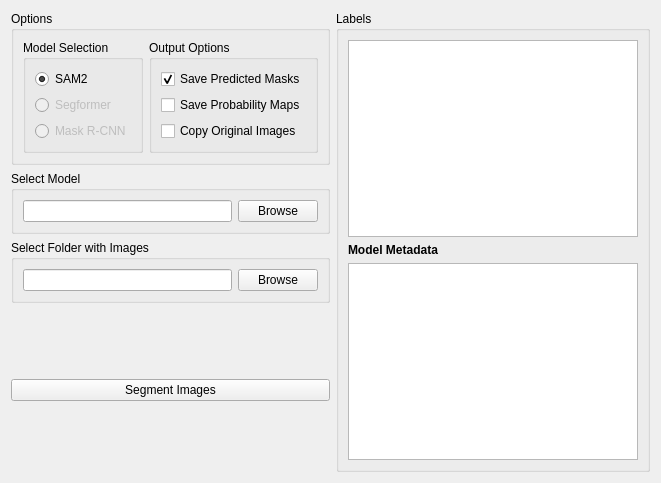
Qt form src/GRIME_AI/dialogs/ML_image_processing/segment_images_tab.ui (JohnStranzl/GRIME-AI) before a commit.
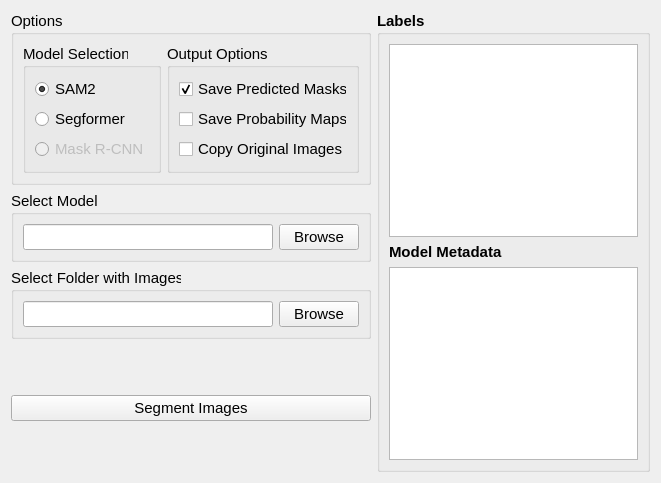
The same form after that commit.

The edit to the form file:
```diff
--- a/src/GRIME_AI/dialogs/ML_image_processing/segment_images_tab.ui
+++ b/src/GRIME_AI/dialogs/ML_image_processing/segment_images_tab.ui
@@ -24,6 +24,12 @@
          <height>0</height>
         </size>
        </property>
+       <property name="font">
+        <font>
+         <family>Arial</family>
+         <pointsize>11</pointsize>
+        </font>
+       </property>
        <property name="title">
         <string>Options</string>
        </property>
@@ -32,12 +38,24 @@
          <layout class="QHBoxLayout" name="horizontalLayoutOptions">
           <item>
            <widget class="QGroupBox" name="groupBox_modelSelection_segment">
+            <property name="font">
+             <font>
+              <family>Arial</family>
+              <pointsize>11</pointsize>
+             </font>
+            </property>
             <property name="title">
              <string>Model Selection</string>
             </property>
             <layout class="QVBoxLayout" name="verticalLayout_modelSelection_segment">
              <item>
               <widget class="QRadioButton" name="radioButton_segment_model_sam2">
+               <property name="font">
+                <font>
+                 <family>Arial</family>
+                 <pointsize>11</pointsize>
+                </font>
+               </property>
                <property name="text">
                 <string>SAM2</string>
                </property>
@@ -49,7 +67,13 @@
              <item>
               <widget class="QRadioButton" name="radioButton_segment_model_segformer">
                <property name="enabled">
-                <bool>false</bool>
+                <bool>true</bool>
+               </property>
+               <property name="font">
+                <font>
+                 <family>Arial</family>
+                 <pointsize>11</pointsize>
+                </font>
                </property>
                <property name="text">
                 <string>Segformer</string>
@@ -61,6 +85,12 @@
                <property name="enabled">
                 <bool>false</bool>
                </property>
+               <property name="font">
+                <font>
+                 <family>Arial</family>
+                 <pointsize>11</pointsize>
+                </font>
+               </property>
                <property name="toolTip">
                 <string extracomment="This model is not yet fully implemented."/>
                </property>
@@ -74,12 +104,24 @@
           </item>
           <item>
            <widget class="QGroupBox" name="groupBox_outputOptions_segment">
+            <property name="font">
+             <font>
+              <family>Arial</family>
+              <pointsize>11</pointsize>
+             </font>
+            </property>
             <property name="title">
              <string>Output Options</string>
             </property>
             <layout class="QVBoxLayout" name="verticalLayout_outputOptions_segment">
              <item>
               <widget class="QCheckBox" name="checkBox_save_predicted_masks">
+               <property name="font">
+                <font>
+                 <family>Arial</family>
+                 <pointsize>11</pointsize>
+                </font>
+               </property>
                <property name="text">
                 <string>Save Predicted Masks</string>
                </property>
@@ -90,6 +132,12 @@
              </item>
              <item>
               <widget class="QCheckBox" name="checkBox_save_probability_maps">
+               <property name="font">
+                <font>
+                 <family>Arial</family>
+                 <pointsize>11</pointsize>
+                </font>
+               </property>
                <property name="text">
                 <string>Save Probability Maps</string>
                </property>
@@ -97,6 +145,12 @@
              </item>
              <item>
               <widget class="QCheckBox" name="checkBox_copyOriginalModelImage">
+               <property name="font">
+                <font>
+                 <family>Arial</family>
+                 <pointsize>11</pointsize>
+                </font>
+               </property>
                <property name="text">
                 <string>Copy Original Images</string>
                </property>
@@ -115,12 +169,24 @@
      </item>
      <item>
       <widget class="QGroupBox" name="groupBox_SelectModel">
+       <property name="font">
+        <font>
+         <family>Arial</family>
+         <pointsize>11</pointsize>
+        </font>
+       </property>
        <property name="title">
         <string>Select Model</string>
        </property>
        <layout class="QHBoxLayout" name="horizontalLayoutSelectModel">
         <item>
          <widget class="QLineEdit" name="lineEdit_segmentation_model_file">
+          <property name="font">
+           <font>
+            <family>Arial</family>
+            <pointsize>11</pointsize>
+           </font>
+          </property>
           <property name="toolTip">
            <string>You must select the model that you want to use for segmenting the images.</string>
           </property>
@@ -128,6 +194,12 @@
         </item>
         <item>
          <widget class="QPushButton" name="pushButton_Select_Model">
+          <property name="font">
+           <font>
+            <family>Arial</family>
+            <pointsize>11</pointsize>
+           </font>
+          </property>
           <property name="text">
            <string>Browse</string>
           </property>
@@ -138,12 +210,24 @@
      </item>
      <item>
       <widget class="QGroupBox" name="groupBox_Select_Images_Folder">
+       <property name="font">
+        <font>
+         <family>Arial</family>
+         <pointsize>11</pointsize>
+        </font>
+       </property>
        <property name="title">
         <string>Select Folder with Images</string>
        </property>
        <layout class="QHBoxLayout" name="horizontalLayoutSelectImagesFolder">
         <item>
          <widget class="QLineEdit" name="lineEdit_segmentation_images_folder">
+          <property name="font">
+           <font>
+            <family>Arial</family>
+            <pointsize>11</pointsize>
+           </font>
+          </property>
           <property name="toolTip">
            <string>You must select a folder containing the images that you want to segment.</string>
           </property>
@@ -151,6 +235,12 @@
         </item>
         <item>
          <widget class="QPushButton" name="pushButton_Select_Images_Folder">
+          <property name="font">
+           <font>
+            <family>Arial</family>
+            <pointsize>11</pointsize>
+           </font>
+          </property>
           <property name="text">
            <string>Browse</string>
           </property>
@@ -169,6 +259,12 @@
            <verstretch>0</verstretch>
           </sizepolicy>
          </property>
+         <property name="font">
+          <font>
+           <family>Arial</family>
+           <pointsize>11</pointsize>
+          </font>
+         </property>
          <property name="orientation">
           <enum>Qt::Vertical</enum>
          </property>
@@ -182,6 +278,12 @@
        </item>
        <item>
         <widget class="QPushButton" name="pushButton_Segment">
+         <property name="font">
+          <font>
+           <family>Arial</family>
+           <pointsize>11</pointsize>
+          </font>
+         </property>
          <property name="text">
           <string>Segment Images</string>
          </property>
@@ -195,6 +297,12 @@
            <verstretch>0</verstretch>
           </sizepolicy>
          </property>
+         <property name="font">
+          <font>
+           <family>Arial</family>
+           <pointsize>11</pointsize>
+          </font>
+         </property>
          <property name="orientation">
           <enum>Qt::Vertical</enum>
          </property>
@@ -212,6 +320,14 @@
    </item>
    <item>
     <widget class="QGroupBox" name="groupBox_labels">
+     <property name="font">
+      <font>
+       <family>Arial</family>
+       <pointsize>11</pointsize>
+       <weight>75</weight>
+       <bold>true</bold>
+      </font>
+     </property>
      <property name="title">
       <string>Labels</string>
      </property>
@@ -224,6 +340,14 @@
           <verstretch>0</verstretch>
          </sizepolicy>
         </property>
+        <property name="font">
+         <font>
+          <family>Arial</family>
+          <pointsize>11</pointsize>
+          <weight>75</weight>
+          <bold>true</bold>
+         </font>
+        </property>
         <property name="selectionMode">
          <enum>QAbstractItemView::ExtendedSelection</enum>
         </property>
@@ -233,6 +357,8 @@
        <widget class="QLabel" name="label_modelMetadata">
         <property name="font">
          <font>
+          <family>Arial</family>
+          <pointsize>11</pointsize>
           <weight>75</weight>
           <bold>true</bold>
          </font>
@@ -250,6 +376,14 @@
           <verstretch>0</verstretch>
          </sizepolicy>
         </property>
+        <property name="font">
+         <font>
+          <family>Arial</family>
+          <pointsize>11</pointsize>
+          <weight>75</weight>
+          <bold>true</bold>
+         </font>
+        </property>
         <property name="alternatingRowColors">
          <bool>true</bool>
         </property>
```
